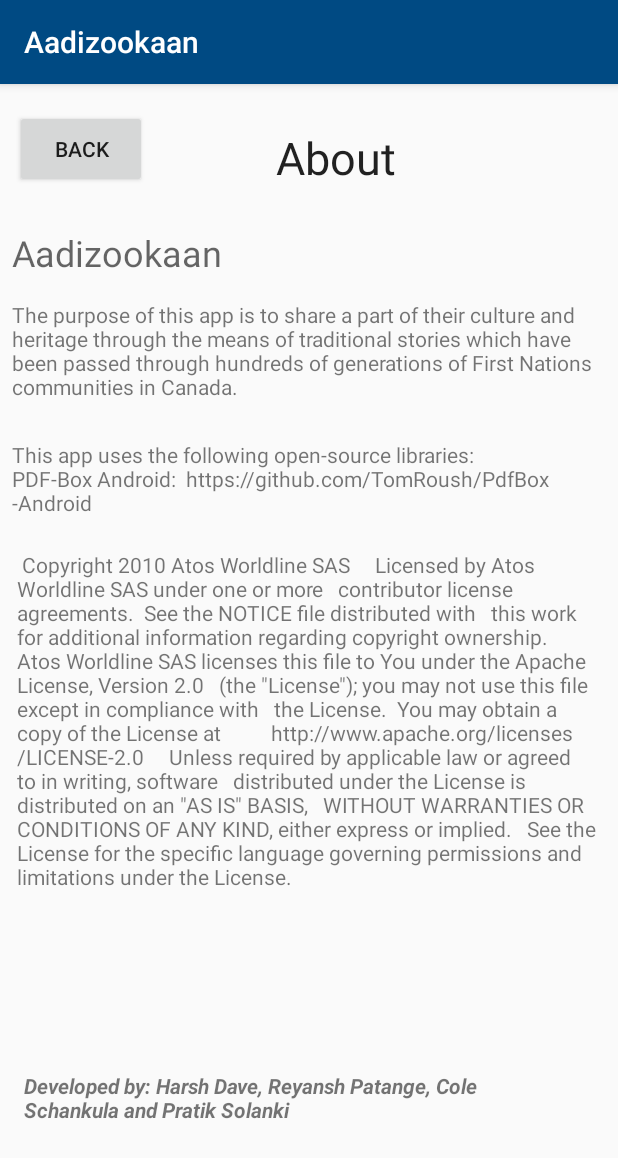
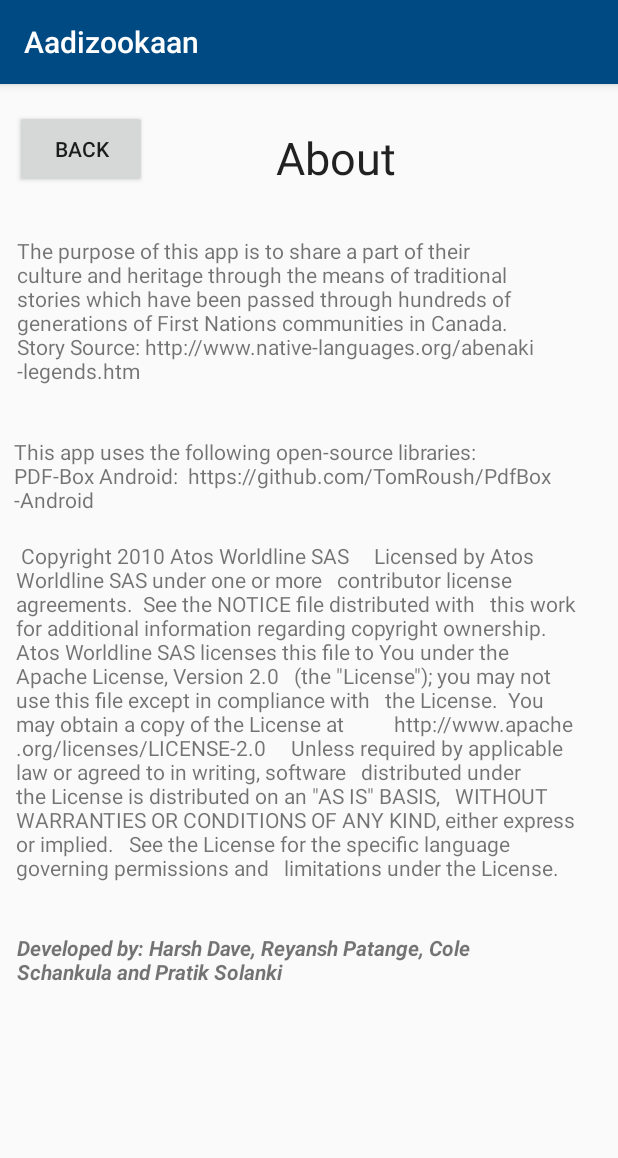
Before and after one commit to hdave009/Aadizookaan, an Android app: the SourcesActivity screen opened directly, with no data from a screen before it, on a phone screen of 412 x 824 dp. Shown: the top 1158 px of the screen. Run offline under Robolectric (Android 15) with nearby library versions, the phone set to English and light mode, and no system bars.

Commit message:
page count

```diff
--- a/app/build.gradle
+++ b/app/build.gradle
@@ -6,8 +6,8 @@
         applicationId "com.harshdave.aadizookaan"
         minSdkVersion 15
         targetSdkVersion 28
-        versionCode 1
-        versionName "1.0"
+        versionCode 2
+        versionName "1.1"
         testInstrumentationRunner "android.support.test.runner.AndroidJUnitRunner"
     }
     buildTypes {
--- a/app/src/main/res/layout/activity_sources.xml
+++ b/app/src/main/res/layout/activity_sources.xml
@@ -8,8 +8,8 @@
 
     <TextView
         android:id="@+id/copyrightTV2"
-        android:layout_width="388dp"
-        android:layout_height="312dp"
+        android:layout_width="376dp"
+        android:layout_height="261dp"
         android:layout_marginStart="8dp"
         android:layout_marginLeft="8dp"
         android:layout_marginTop="8dp"
@@ -21,10 +21,10 @@
         android:textIsSelectable="true"
         app:layout_constraintBottom_toBottomOf="parent"
         app:layout_constraintEnd_toEndOf="parent"
-        app:layout_constraintHorizontal_bias="0.428"
+        app:layout_constraintHorizontal_bias="0.142"
         app:layout_constraintStart_toStartOf="parent"
         app:layout_constraintTop_toBottomOf="@+id/copyrightTV"
-        app:layout_constraintVertical_bias="0.026" />
+        app:layout_constraintVertical_bias="0.0" />
 
     <TextView
         android:id="@+id/copyrightTV"
@@ -32,13 +32,13 @@
         android:layout_height="61dp"
         android:layout_marginStart="8dp"
         android:layout_marginLeft="8dp"
-        android:layout_marginTop="8dp"
+        android:layout_marginTop="20dp"
         android:layout_marginEnd="8dp"
         android:layout_marginRight="8dp"
         android:text="This app uses the following open-source libraries:                     PDF-Box Android:  https://github.com/TomRoush/PdfBox-Android"
         android:textIsSelectable="true"
         app:layout_constraintEnd_toEndOf="parent"
-        app:layout_constraintHorizontal_bias="0.0"
+        app:layout_constraintHorizontal_bias="0.142"
         app:layout_constraintStart_toStartOf="parent"
         app:layout_constraintTop_toBottomOf="@+id/desctv" />
 
@@ -64,41 +64,23 @@
         app:layout_constraintVertical_bias="0.019" />
 
     <TextView
-        android:id="@+id/aboutTextView"
-        android:layout_width="389dp"
-        android:layout_height="42dp"
+        android:id="@+id/desctv"
+        android:layout_width="378dp"
+        android:layout_height="114dp"
         android:layout_marginStart="8dp"
         android:layout_marginLeft="8dp"
-        android:layout_marginTop="8dp"
+        android:layout_marginTop="32dp"
         android:layout_marginEnd="8dp"
         android:layout_marginRight="8dp"
         android:layout_marginBottom="8dp"
-        android:text="Aadizookaan"
-        android:textAppearance="@style/TextAppearance.AppCompat.Medium"
+        android:text="The purpose of this app is to share a part of their culture and heritage through the means of traditional stories which have been passed through hundreds of generations of First Nations communities in Canada.                                             Story Source: http://www.native-languages.org/abenaki-legends.htm"
         android:textIsSelectable="true"
-        android:textSize="24sp"
         app:layout_constraintBottom_toBottomOf="parent"
         app:layout_constraintEnd_toEndOf="parent"
-        app:layout_constraintHorizontal_bias="0.0"
+        app:layout_constraintHorizontal_bias="0.176"
         app:layout_constraintStart_toStartOf="parent"
-        app:layout_constraintTop_toTopOf="parent"
-        app:layout_constraintVertical_bias="0.124" />
-
-    <TextView
-        android:id="@+id/desctv"
-        android:layout_width="388dp"
-        android:layout_height="85dp"
-        android:layout_marginStart="8dp"
-        android:layout_marginLeft="8dp"
-        android:layout_marginTop="144dp"
-        android:layout_marginEnd="8dp"
-        android:layout_marginRight="8dp"
-        android:text="The purpose of this app is to share a part of their culture and heritage through the means of traditional stories which have been passed through hundreds of generations of First Nations communities in Canada."
-        android:textIsSelectable="true"
-        app:layout_constraintEnd_toEndOf="parent"
-        app:layout_constraintHorizontal_bias="0.0"
-        app:layout_constraintStart_toStartOf="parent"
-        app:layout_constraintTop_toTopOf="parent" />
+        app:layout_constraintTop_toBottomOf="@+id/sourceTitleTV"
+        app:layout_constraintVertical_bias="0.0" />
 
     <Button
         android:id="@+id/zback"
@@ -121,20 +103,16 @@
     <TextView
         android:id="@+id/textView"
         android:layout_width="347dp"
-        android:layout_height="wrap_content"
+        android:layout_height="34dp"
         android:layout_marginStart="16dp"
         android:layout_marginLeft="16dp"
-        android:layout_marginTop="22dp"
         android:layout_marginEnd="336dp"
         android:layout_marginRight="336dp"
-        android:layout_marginBottom="69dp"
         android:text="Developed by: Harsh Dave, Reyansh Patange, Cole Schankula and Pratik Solanki"
         android:textStyle="bold|italic"
-        app:layout_constraintBottom_toBottomOf="parent"
         app:layout_constraintEnd_toEndOf="parent"
-        app:layout_constraintHorizontal_bias="0.0"
+        app:layout_constraintHorizontal_bias="0.017"
         app:layout_constraintStart_toStartOf="parent"
-        app:layout_constraintTop_toBottomOf="@+id/copyrightTV2"
-        app:layout_constraintVertical_bias="0.722" />
+        app:layout_constraintTop_toBottomOf="@+id/copyrightTV2" />
 
 </android.support.constraint.ConstraintLayout>
```
Also changed, not shown: app/src/main/java/com/harshdave/aadizookaan/Gluscabi_and_the_Wind_Eagle.java (+12 -1 lines), app/src/main/res/layout/activity_gluscabi_and_the__wind__eagle.xml (+27 -11 lines), app/src/main/res/layout/activity_main.xml (+22 -11 lines).
